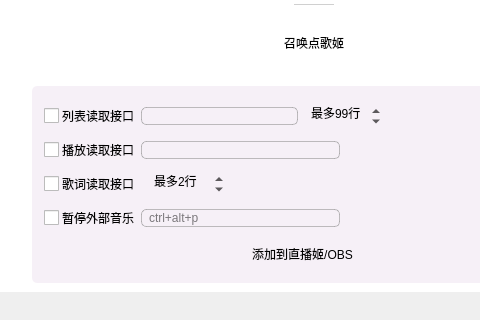
Above: mainwindow/mainwindow.ui from iwxyi/Bilibili-MagicalDanmaku before the change; both pictures show x 136 to 616 and y 304 to 624 of the 850 by 624 pixel window. Below: the same form after it.
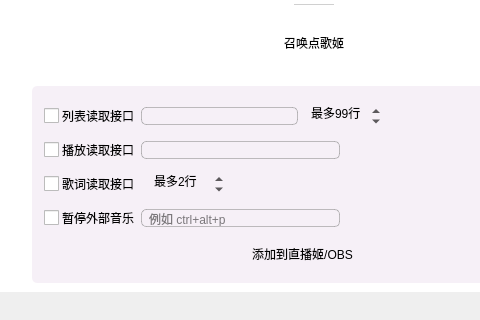
That is the form after the change. The open tabs and pages were chosen to show the change. Icons and pictures are not drawn. Custom widgets are drawn as their Qt base class.

Commit message: 修改暂停外部音乐的快捷键说明，避免误导

What changed in the file:
```diff
--- a/mainwindow/mainwindow.ui
+++ b/mainwindow/mainwindow.ui
@@ -7432,7 +7432,7 @@
 }</string>
                         </property>
                         <property name="placeholderText">
-                         <string>ctrl+alt+p</string>
+                         <string>例如 ctrl+alt+p</string>
                         </property>
                        </widget>
                       </item>
```
Left out of the diff: 2 changed lines with no effect on the pictures.
